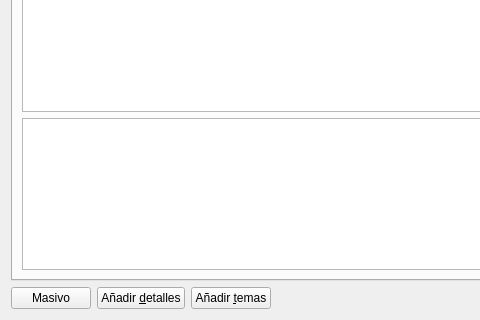
This is gui/dlgnuevaresolucion.ui in rogorido/qtpredicadores as Qt 5 draws it before an edit; both pictures show x 0 to 480 and y 113 to 433 of the 698 by 433 pixel window. The edited form follows.
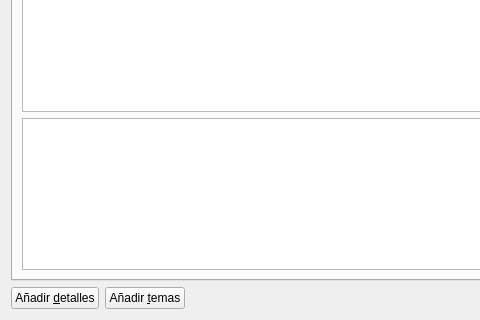
This is the edited form. Icons and pictures are not drawn. Custom widgets are drawn as their Qt base class.

Commit message: Borrado dlgMasivo en uno de los forms

Diff of the .ui file:
```diff
--- a/gui/dlgnuevaresolucion.ui
+++ b/gui/dlgnuevaresolucion.ui
@@ -376,13 +376,6 @@
    </item>
    <item>
     <layout class="QHBoxLayout" name="horizontalLayout">
-     <item>
-      <widget class="QPushButton" name="btMasivo">
-       <property name="text">
-        <string>Masivo</string>
-       </property>
-      </widget>
-     </item>
      <item>
       <widget class="QPushButton" name="btDetalles">
        <property name="text">
```
The commit also changes 2 other files.
